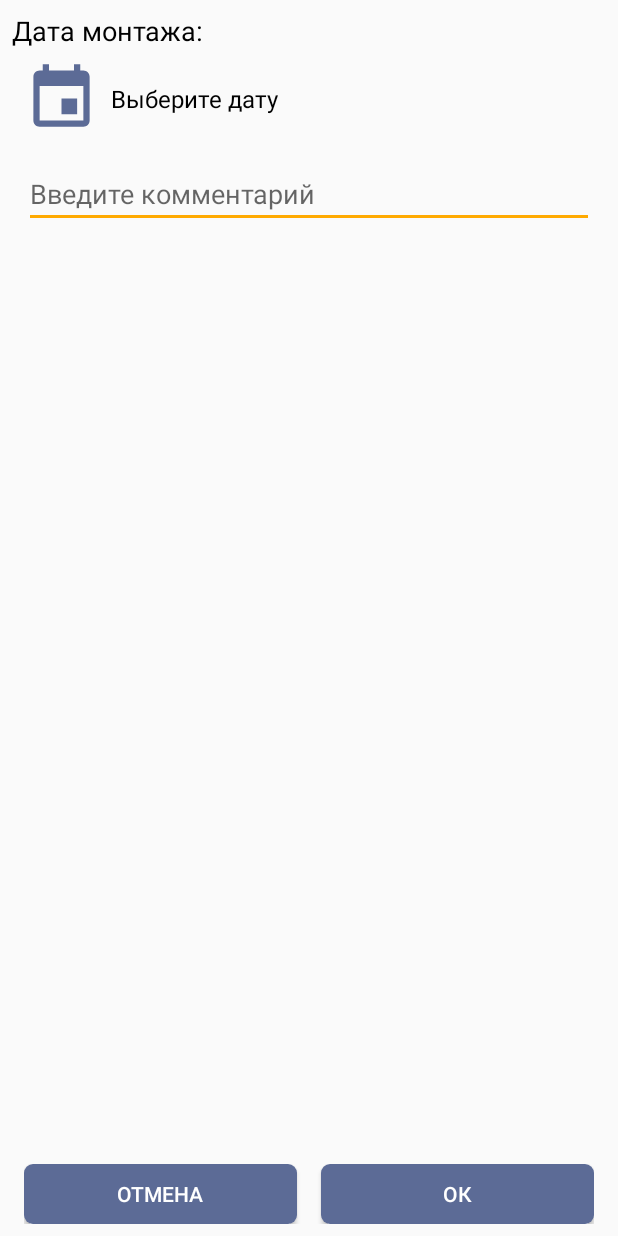
After one commit to Andrey104/measurements, an Android app: the AddMountActivity screen opened directly, with no data from a screen before it, on a phone screen of 412 x 824 dp. The commit adds this screen. Run offline under Robolectric (Android 15) with nearby library versions, the phone set to English and light mode, and no system bars.

Commit message:
add adding mount

```diff
--- a/app/src/main/java/ru/nextf/measurements/Utils.kt
+++ b/app/src/main/java/ru/nextf/measurements/Utils.kt
@@ -30,6 +30,7 @@ val COMMENT_DEAL = "commentDeal"
 val MOUNT_NAME = "mount"
 val MAIN_NAME = "main"
 val ID_KEY = "id"
+val DEAL_STATUS = "DEAL_STATUS"
 val APP_TOKEN = "token"
 val MY_ID_USER = "MY_ID_USER"
 val PHOTO_ID_DELETE = "PHOTO_ID_DELETE"
--- /dev/null
+++ b/app/src/main/java/ru/nextf/measurements/activity/AddMountActivity.kt
@@ -0,0 +1,72 @@
+package ru.nextf.measurements.activity
+
+import android.app.DatePickerDialog
+import android.support.v7.app.AppCompatActivity
+import android.os.Bundle
+import android.view.View
+import kotlinx.android.synthetic.main.activity_add_mount.*
+import ru.nextf.measurements.DEAL_ID
+import ru.nextf.measurements.R
+import ru.nextf.measurements.modelAPI.MountAdd
+import ru.nextf.measurements.network.NetworkController
+import ru.nextf.measurements.network.NetworkControllerDeals
+import ru.nextf.measurements.toast
+import java.util.*
+
+class AddMountActivity : AppCompatActivity(), NetworkController.MountAddCallback {
+    private var serverDate = ""
+    private lateinit var dealId: String
+    private var months = emptyArray<String>()
+
+    override fun onCreate(savedInstanceState: Bundle?) {
+        NetworkController.registerMountAddCallback(this)
+        super.onCreate(savedInstanceState)
+        setContentView(R.layout.activity_add_mount)
+        dealId = intent.getStringExtra(DEAL_ID)
+        months = resources.getStringArray(ru.nextf.measurements.R.array.months)
+        dateButton2.setOnClickListener { datePick() }
+        buttonOk.setOnClickListener { addMount() }
+        buttonCancel.setOnClickListener { finish() }
+        imageButton3.setOnClickListener {
+            deleteDateMount()
+            imageButton3.visibility = View.GONE
+        }
+    }
+
+    private fun deleteDateMount() {
+        serverDate = ""
+        textViewDate2.text = getString(ru.nextf.measurements.R.string.select_date)
+    }
+
+    private fun datePick() {
+        val myCallBack = DatePickerDialog.OnDateSetListener { _, year, monthOfYear, dayOfMonth ->
+            serverDate = String.format("$year-%02d-%02d", monthOfYear + 1, dayOfMonth)
+            imageButton3.visibility = View.VISIBLE
+            textViewDate2.text = "$dayOfMonth ${months[monthOfYear]} $year года"
+        }
+        val calendar = Calendar.getInstance()
+        val datePicker = DatePickerDialog(this, myCallBack, calendar.get(Calendar.YEAR), calendar.get(Calendar.MONTH), calendar.get(Calendar.DAY_OF_MONTH))
+
+        datePicker.show()
+    }
+
+    private fun addMount() {
+        buttonOk.isEnabled = false
+        progressBar8.visibility = View.VISIBLE
+        NetworkController.addMount(dealId,
+                MountAdd(if (serverDate.isEmpty()) null else serverDate,
+                        if (editComment2.text.isNullOrEmpty()) null else editComment2.text.toString()))
+    }
+
+    override fun resultMountAdd(result: Boolean) {
+        buttonOk.isEnabled = true
+        progressBar8.visibility = View.GONE
+        if (result) {
+            setResult(200)
+            toast(getString(R.string.mount_added_successful))
+            finish()
+        } else {
+            toast(R.string.error)
+        }
+    }
+}
--- a/app/src/main/java/ru/nextf/measurements/activity/CompleteActivity.kt
+++ b/app/src/main/java/ru/nextf/measurements/activity/CompleteActivity.kt
@@ -394,7 +394,6 @@ class CompleteActivity : AppCompatActivity(), NetworkController.CloseCallback, H
             DatePickerDialog(this, myCallBack, yearSave, monthSave, daySave)
         }
         datePicker.show()
-        datePicker.show()
     }
 
     private fun doCompleteRequest(): Boolean {
--- a/app/src/main/java/ru/nextf/measurements/activity/OneDealActivity.kt
+++ b/app/src/main/java/ru/nextf/measurements/activity/OneDealActivity.kt
@@ -72,6 +72,7 @@ class OneDealActivity : AppCompatActivity(), NetworkControllerDeals.OneDealCallb
                         val fragment = MountFragment()
                         fragment.arguments = bundle
                         bundle.putString(DEAL_ID, dealID)
+                        bundle.putInt(DEAL_STATUS, deal.status ?: 0)
                         val fragmentManager = supportFragmentManager
                         fragmentManager.beginTransaction().replace(ru.nextf.measurements.R.id.containerDeal, fragment).commit()
                     }
--- a/app/src/main/java/ru/nextf/measurements/fragments/MeasurementPhotoFragment.kt
+++ b/app/src/main/java/ru/nextf/measurements/fragments/MeasurementPhotoFragment.kt
@@ -2,6 +2,7 @@ package ru.nextf.measurements.fragments
 
 import android.Manifest
 import android.content.Intent
+import android.content.SharedPreferences
 import android.content.pm.PackageManager
 import android.graphics.Bitmap
 import android.graphics.BitmapFactory
@@ -10,6 +11,7 @@ import android.media.ExifInterface
 import android.net.Uri
 import android.os.Bundle
 import android.os.Environment
+import android.preference.PreferenceManager
 import android.provider.MediaStore
 import android.support.v4.app.ActivityCompat
 import android.support.v4.app.Fragment
@@ -60,6 +62,10 @@ class MeasurementPhotoFragment : Fragment(), ImageGalleryAdapter.CustomAdapterCa
         getPermission()
 
         displayPictures(measurement)
+        val mSettings: SharedPreferences = PreferenceManager.getDefaultSharedPreferences(context)
+        if (measurement.worker?.id != mSettings.getInt(MY_ID_USER, 0)) {
+            mView.fabMain.visibility = View.GONE
+        }
 
         mView.fabMain.setOnClickListener {
             val builder = AlertDialog.Builder(context)
--- a/app/src/main/java/ru/nextf/measurements/network/MeasurementsAPI.kt
+++ b/app/src/main/java/ru/nextf/measurements/network/MeasurementsAPI.kt
@@ -100,5 +100,5 @@ interface MeasurementsAPI {
 
 
     @POST("deals/{id}/mount/")
-    fun addMout(@Path("id") id: String): Call<Void>
+    fun addMout(@Path("id") id: String, @Body mountAdd: MountAdd): Call<Void>
 }
--- a/app/src/main/java/ru/nextf/measurements/network/NetworkController.kt
+++ b/app/src/main/java/ru/nextf/measurements/network/NetworkController.kt
@@ -412,8 +412,8 @@ object NetworkController {
         })
     }
 
-    fun addMount(idDeal: String) {
-        val call = api.addMout(idDeal)
+    fun addMount(idDeal: String, mountAdd: MountAdd) {
+        val call = api.addMout(idDeal, mountAdd)
         call.enqueue(object : retrofit2.Callback<Void> {
             override fun onResponse(call: Call<Void>?, response: Response<Void>?) {
                 response?.let {
--- /dev/null
+++ b/app/src/main/res/layout/activity_add_mount.xml
@@ -0,0 +1,117 @@
+<?xml version="1.0" encoding="utf-8"?>
+<android.support.constraint.ConstraintLayout xmlns:android="http://schemas.android.com/apk/res/android"
+    xmlns:app="http://schemas.android.com/apk/res-auto"
+    xmlns:tools="http://schemas.android.com/tools"
+    android:layout_width="match_parent"
+    android:layout_height="match_parent"
+    tools:context="ru.nextf.measurements.activity.AddMountActivity">
+
+    <ImageButton
+        android:id="@+id/imageButton3"
+        android:layout_width="wrap_content"
+        android:visibility="gone"
+        android:layout_height="wrap_content"
+        android:background="@drawable/close_circle"
+        app:layout_constraintBottom_toTopOf="@+id/textViewDate2"
+        app:layout_constraintStart_toEndOf="@+id/textViewDate2" />
+
+    <LinearLayout
+        android:id="@+id/linearLayout2"
+        android:layout_width="match_parent"
+        android:layout_height="wrap_content"
+        android:layout_marginBottom="8dp"
+        android:layout_marginEnd="16dp"
+        android:layout_marginStart="16dp"
+        android:gravity="bottom"
+        android:orientation="horizontal"
+        app:layout_constraintBottom_toBottomOf="parent"
+        app:layout_constraintEnd_toEndOf="parent"
+        app:layout_constraintStart_toStartOf="parent">
+
+        <Button
+            android:id="@+id/buttonCancel"
+            style="@style/MyButton"
+            android:layout_width="wrap_content"
+            android:layout_height="40dp"
+            android:layout_marginRight="8dp"
+            android:layout_weight="1"
+            android:text="@string/cancel" />
+
+        <Button
+            android:id="@+id/buttonOk"
+            style="@style/MyButton"
+            android:layout_width="wrap_content"
+            android:layout_height="40dp"
+            android:layout_marginLeft="8dp"
+            android:layout_weight="1"
+            android:text="@string/ok" />
+    </LinearLayout>
+
+    <EditText
+        android:id="@+id/editComment2"
+        android:layout_width="match_parent"
+        android:layout_height="wrap_content"
+        android:layout_marginEnd="16dp"
+        android:layout_marginStart="16dp"
+        android:layout_marginTop="16dp"
+        android:ems="10"
+        android:hint="@string/enter_comment"
+        android:maxLines="3"
+        app:layout_constraintEnd_toEndOf="parent"
+        app:layout_constraintHorizontal_bias="0.0"
+        app:layout_constraintStart_toStartOf="parent"
+        app:layout_constraintTop_toBottomOf="@+id/dateButton2" />
+
+    <ImageButton
+        android:id="@+id/dateButton2"
+        style="@style/Widget.AppCompat.Button.Borderless.Colored"
+        android:layout_width="50dp"
+        android:layout_height="50dp"
+        android:layout_marginStart="16dp"
+        android:layout_marginTop="8dp"
+        android:background="@drawable/blue_calendar"
+        app:layout_constraintStart_toStartOf="parent"
+        app:layout_constraintTop_toBottomOf="@+id/textViewDateInstallation2" />
+
+    <TextView
+        android:id="@+id/textViewDate2"
+        android:layout_width="wrap_content"
+        android:layout_height="wrap_content"
+        android:layout_gravity="center"
+        android:layout_marginBottom="8dp"
+        android:layout_marginStart="8dp"
+        android:layout_marginTop="8dp"
+        android:text="@string/select_date"
+        android:textColor="@color/black"
+        android:textSize="16sp"
+        app:layout_constraintBottom_toBottomOf="@+id/dateButton2"
+        app:layout_constraintStart_toEndOf="@+id/dateButton2"
+        app:layout_constraintTop_toTopOf="@+id/dateButton2" />
+
+    <TextView
+        android:id="@+id/textViewDateInstallation2"
+        android:layout_width="wrap_content"
+        android:layout_height="wrap_content"
+        android:layout_marginStart="8dp"
+        android:layout_marginTop="8dp"
+        android:text="@string/date_mount"
+        android:textColor="@color/black"
+        android:textSize="18sp"
+        app:layout_constraintStart_toStartOf="parent"
+        app:layout_constraintTop_toTopOf="parent" />
+
+    <ProgressBar
+        android:id="@+id/progressBar8"
+        style="?android:attr/progressBarStyle"
+        android:layout_width="wrap_content"
+        android:layout_height="wrap_content"
+        android:layout_marginBottom="8dp"
+        android:visibility="gone"
+        android:layout_marginEnd="8dp"
+        android:layout_marginStart="8dp"
+        android:layout_marginTop="8dp"
+        app:layout_constraintBottom_toBottomOf="parent"
+        app:layout_constraintEnd_toEndOf="parent"
+        app:layout_constraintStart_toStartOf="parent"
+        app:layout_constraintTop_toTopOf="parent" />
+</android.support.constraint.ConstraintLayout>
--- a/app/src/main/res/values/strings.xml
+++ b/app/src/main/res/values/strings.xml
@@ -288,6 +288,7 @@
     <string name="address_header">Адрес</string>
     <string name="delete_photo">Удаление фотографии</string>
     <string name="method_prepayment">Способ оплаты</string>
+    <string name="mount_added_successful">Монтаж успешно добавлен</string>
     <string-array name="paylist">
         <item>Не выбрано</item>
         <item>Безналичные</item>
```
Also changed, not shown: app/src/main/AndroidManifest.xml (+6 -5 lines), app/src/main/java/ru/nextf/measurements/fragments/MountFragment.kt (+23 -0 lines), app/src/main/java/ru/nextf/measurements/modelAPI/MountAdd.kt (added, +17 -0 lines), app/src/main/res/layout/mount_fragment.xml (+11 -0 lines).
